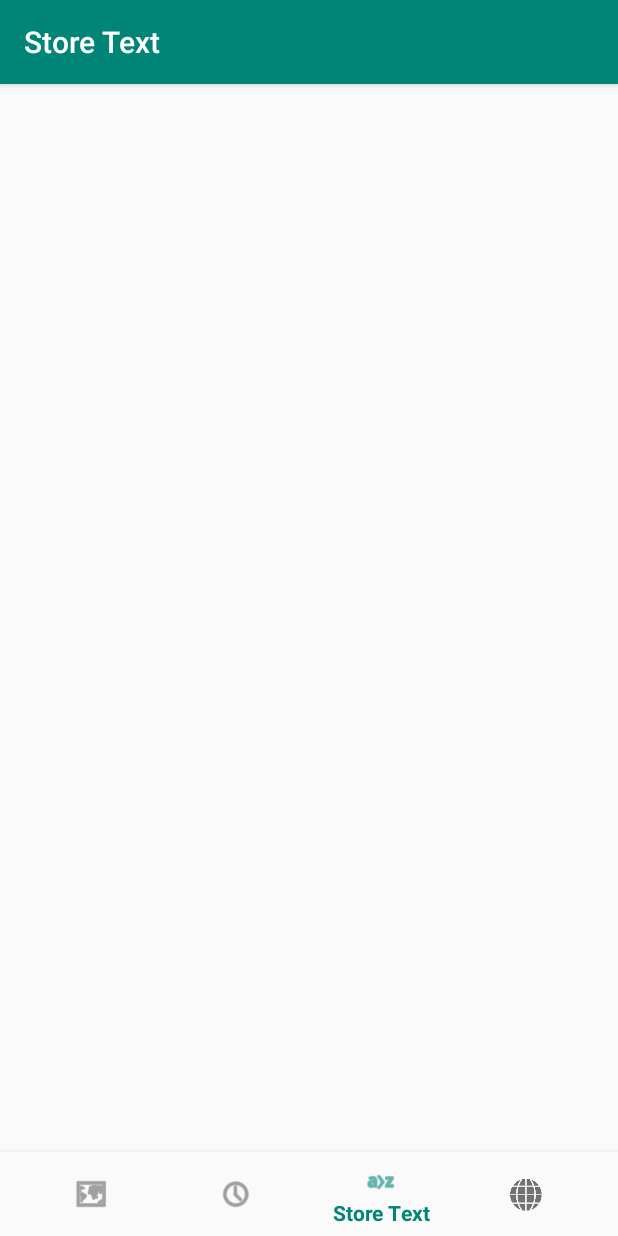
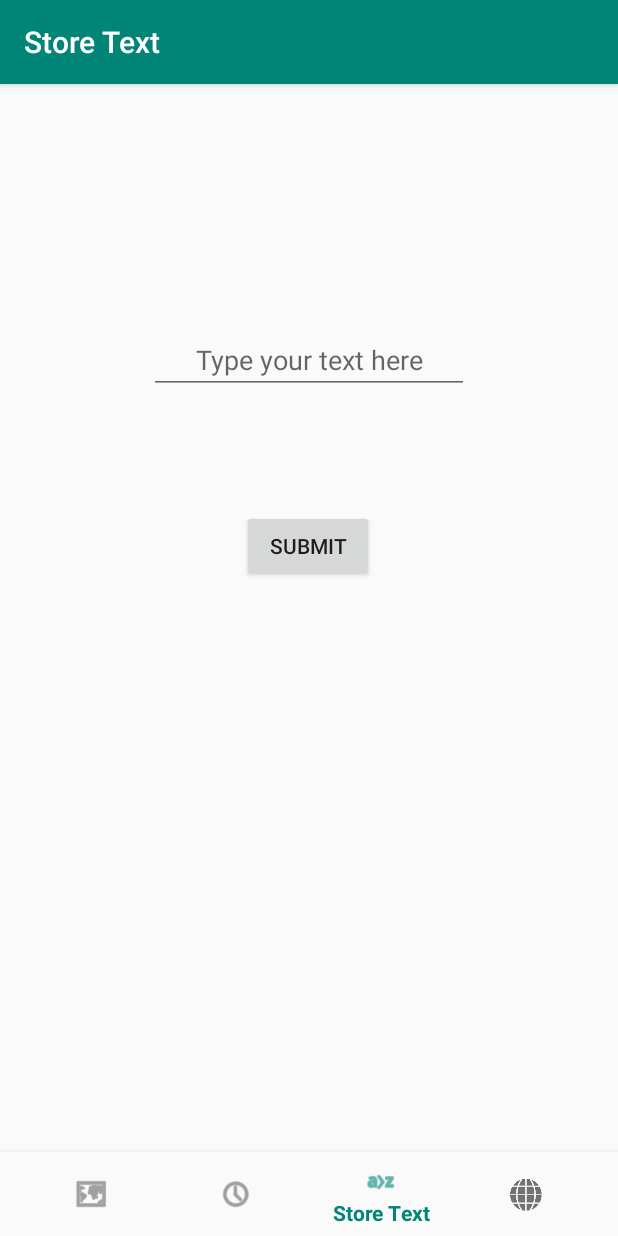
Before and after one commit to alfisti21/MutliTool, an Android app: the StoretextFragment screen opened through its navigation route, on a phone screen of 412 x 824 dp. Run offline under Robolectric (Android 15) with nearby library versions, the phone set to English and light mode, and no system bars; our stand-ins replace navigation-ui; libraries missing offline, so code that uses them is left out: com.google.maps.android; Roboto replaces fonts that are not available here.

Commit message:
Created functional Store Text fragment

```diff
--- a/app/src/main/AndroidManifest.xml
+++ b/app/src/main/AndroidManifest.xml
@@ -18,6 +18,7 @@
         <uses-library android:name="com.google.android.maps" />
         <activity
             android:name=".MainActivity"
+            android:configChanges="orientation|keyboardHidden|screenSize"
             android:label="@string/app_name">
             <intent-filter>
                 <action android:name="android.intent.action.MAIN" />
--- a/app/src/main/java/com/ladopoulos/mutlitool/ui/storetext/StoretextFragment.java
+++ b/app/src/main/java/com/ladopoulos/mutlitool/ui/storetext/StoretextFragment.java
@@ -1,24 +1,38 @@
 package com.ladopoulos.mutlitool.ui.storetext;
 
+import android.content.Context;
+import android.content.SharedPreferences;
 import android.os.Bundle;
 import android.view.LayoutInflater;
 import android.view.View;
 import android.view.ViewGroup;
+import android.widget.Button;
+import android.widget.EditText;
 import android.widget.TextView;
-
-import androidx.annotation.Nullable;
 import androidx.annotation.NonNull;
 import androidx.fragment.app.Fragment;
-import androidx.lifecycle.Observer;
-import androidx.lifecycle.ViewModelProviders;
+import com.ladopoulos.mutlitool.R;
 
-import com.ladopoulos.mutlitool.R;
+import java.util.Objects;
 
 public class StoretextFragment extends Fragment {
 
     public View onCreateView(@NonNull LayoutInflater inflater, ViewGroup container, Bundle savedInstanceState) {
         View root = inflater.inflate(R.layout.fragment_storetext, container, false);
         final TextView textView = root.findViewById(R.id.text_storetext);
+        final EditText editText = root.findViewById(R.id.editText);
+        final Button button = root.findViewById(R.id.button);
+        final SharedPreferences myPrefs = Objects.requireNonNull(this.getActivity()).getSharedPreferences("prefs", Context.MODE_PRIVATE);
+
+        button.setOnClickListener(new View.OnClickListener() {
+            public void onClick(View v) {
+                SharedPreferences.Editor editor = myPrefs.edit();
+                editor.putString("STRING", editText.getText().toString());
+                editor.apply();
+                textView.setText(myPrefs.getString("STRING", null));
+            }
+        });
+        textView.setText(myPrefs.getString("STRING", null));
         return root;
     }
 }
--- a/app/src/main/res/layout/fragment_storetext.xml
+++ b/app/src/main/res/layout/fragment_storetext.xml
@@ -1,19 +1,46 @@
 <?xml version="1.0" encoding="utf-8"?>
 <androidx.constraintlayout.widget.ConstraintLayout xmlns:android="http://schemas.android.com/apk/res/android"
     xmlns:app="http://schemas.android.com/apk/res-auto"
+    xmlns:tools="http://schemas.android.com/tools"
     android:layout_width="match_parent"
     android:layout_height="match_parent">
 
     <TextView
         android:id="@+id/text_storetext"
-        android:layout_width="match_parent"
+        android:layout_width="wrap_content"
         android:layout_height="wrap_content"
         android:layout_marginStart="8dp"
-        android:layout_marginTop="8dp"
+        android:layout_marginTop="30dp"
         android:layout_marginEnd="8dp"
         android:textAlignment="center"
-        android:textSize="20sp"
+        android:textSize="30sp"
         app:layout_constraintEnd_toEndOf="parent"
         app:layout_constraintStart_toStartOf="parent"
         app:layout_constraintTop_toTopOf="parent" />
+
+    <EditText
+        android:id="@+id/editText"
+        android:layout_width="wrap_content"
+        android:layout_height="wrap_content"
+        android:ems="10"
+        android:inputType="textPersonName"
+        android:hint="@string/hint"
+        android:gravity="center"
+        app:layout_constraintBottom_toTopOf="@+id/button"
+        app:layout_constraintEnd_toEndOf="parent"
+        app:layout_constraintStart_toStartOf="parent"
+        app:layout_constraintTop_toBottomOf="@+id/text_storetext"
+        app:layout_constraintVertical_bias="0.541"
+        android:importantForAutofill="no" />
+
+    <Button
+        android:id="@+id/button"
+        android:layout_width="wrap_content"
+        android:layout_height="wrap_content"
+        android:layout_marginBottom="436dp"
+        android:text="@string/submit"
+        app:layout_constraintBottom_toBottomOf="parent"
+        app:layout_constraintEnd_toEndOf="parent"
+        app:layout_constraintHorizontal_bias="0.498"
+        app:layout_constraintStart_toStartOf="parent" />
 </androidx.constraintlayout.widget.ConstraintLayout>
--- a/app/src/main/res/values/strings.xml
+++ b/app/src/main/res/values/strings.xml
@@ -6,4 +6,6 @@
     <string name="title_Web">Web</string>
     <string name="distanceText">The distance between you current location and the Pin is:</string>
     <string name="Km">Km</string>
+    <string name="hint">Type your text here</string>
+    <string name="submit">SUBMIT</string>
 </resources>
```
